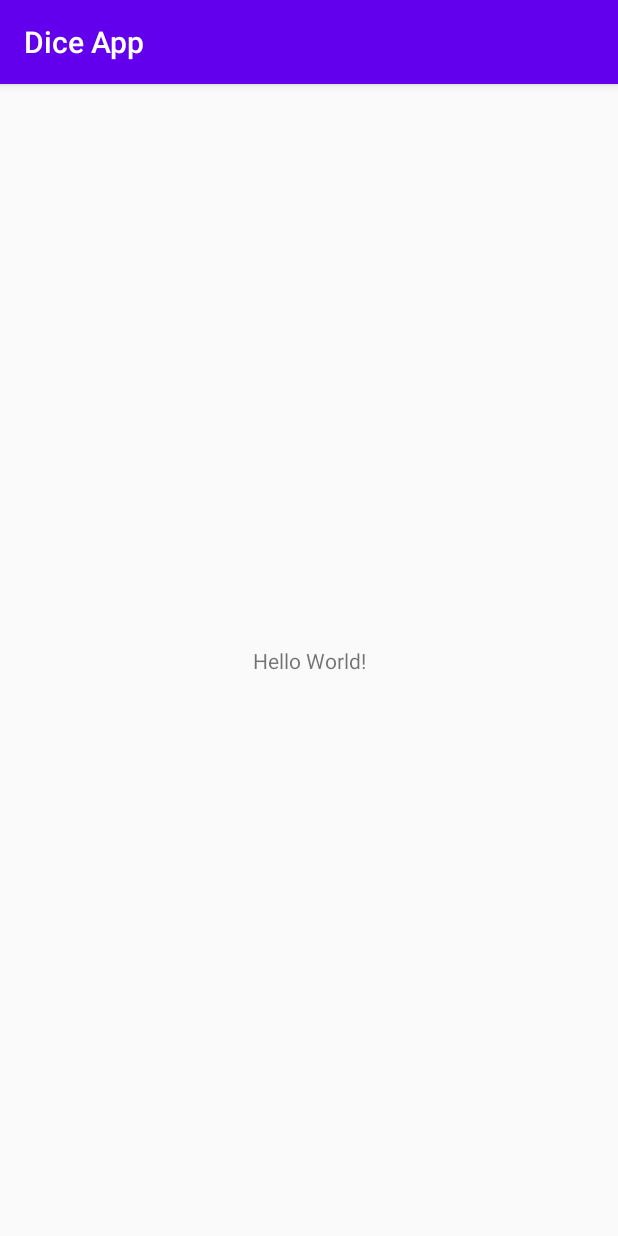
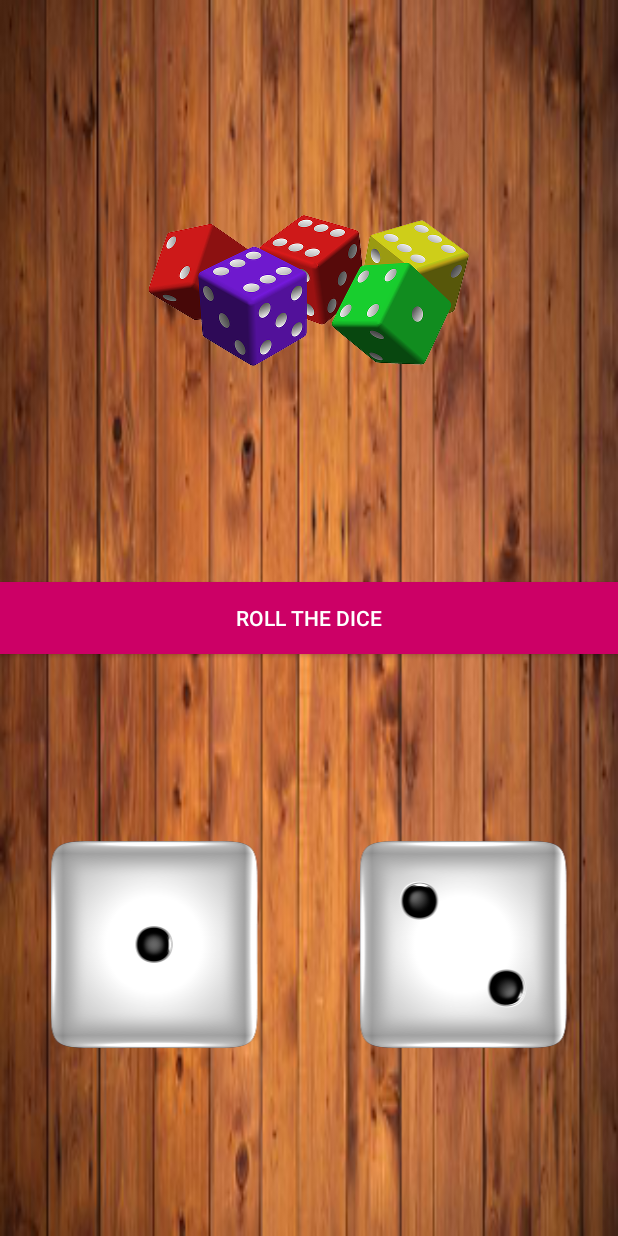
Before and after one commit to L4zarevic/DiceApp, an Android app: the screen it shows after launch (MainActivity), on a phone screen of 412 x 824 dp. Run offline under Robolectric (Android 15) with nearby library versions, the phone set to English and light mode, and no system bars.

Commit message:
Second commit

```diff
--- a/app/src/main/res/layout/activity_main.xml
+++ b/app/src/main/res/layout/activity_main.xml
@@ -1,18 +1,59 @@
 <?xml version="1.0" encoding="utf-8"?>
-<androidx.constraintlayout.widget.ConstraintLayout xmlns:android="http://schemas.android.com/apk/res/android"
+<LinearLayout
+
     xmlns:app="http://schemas.android.com/apk/res-auto"
     xmlns:tools="http://schemas.android.com/tools"
+    xmlns:android="http://schemas.android.com/apk/res/android"
     android:layout_width="match_parent"
     android:layout_height="match_parent"
-    tools:context=".MainActivity">
+    tools:context=".MainActivity"
+    android:orientation="vertical"
+    android:background="@drawable/app_bg">
 
-    <TextView
-        android:layout_width="wrap_content"
+
+    <RelativeLayout
+        android:layout_width="match_parent"
+        android:layout_height="0dp"
+        android:layout_weight="1"
+        >
+
+        <ImageView
+            android:id="@+id/imageView"
+            android:layout_width="wrap_content"
+            android:layout_height="wrap_content"
+            app:srcCompat="@drawable/top_image"
+            android:layout_centerHorizontal="true"
+            android:layout_centerInParent="true"
+            />
+    </RelativeLayout>
+
+    <Button
+        android:layout_width="match_parent"
         android:layout_height="wrap_content"
-        android:text="Hello World!"
-        app:layout_constraintBottom_toBottomOf="parent"
-        app:layout_constraintLeft_toLeftOf="parent"
-        app:layout_constraintRight_toRightOf="parent"
-        app:layout_constraintTop_toTopOf="parent" />
+        android:text="Roll the dice"
+        android:background="#cc0066"
+        android:textColor="#fff"
 
-</androidx.constraintlayout.widget.ConstraintLayout>
+        />
+
+    <LinearLayout
+        android:layout_width="match_parent"
+        android:layout_height="0dp"
+        android:layout_weight="1"
+        android:gravity="center">
+
+        <ImageView
+            android:layout_width="0dp"
+            android:layout_height="wrap_content"
+            android:src="@drawable/dice1"
+            android:layout_weight="50"/>
+
+        <ImageView
+            android:layout_width="0dp"
+            android:layout_height="wrap_content"
+            android:src="@drawable/dice2"
+            android:layout_weight="50"/>
+    </LinearLayout>
+
+
+</LinearLayout>
--- a/app/src/main/res/values/styles.xml
+++ b/app/src/main/res/values/styles.xml
@@ -1,7 +1,7 @@
 <resources>
 
     <!-- Base application theme. -->
-    <style name="AppTheme" parent="Theme.AppCompat.Light.DarkActionBar">
+    <style name="AppTheme" parent="Theme.AppCompat.Light.NoActionBar">
         <!-- Customize your theme here. -->
         <item name="colorPrimary">@color/colorPrimary</item>
         <item name="colorPrimaryDark">@color/colorPrimaryDark</item>
```
